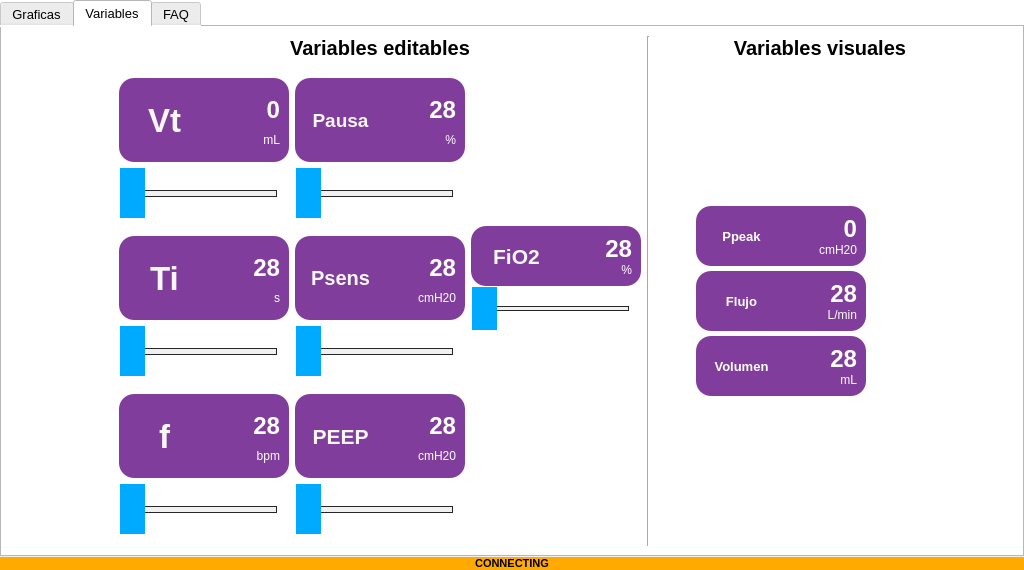
Old version of the form _main_.ui in the repository JulianDuque97/EPI.
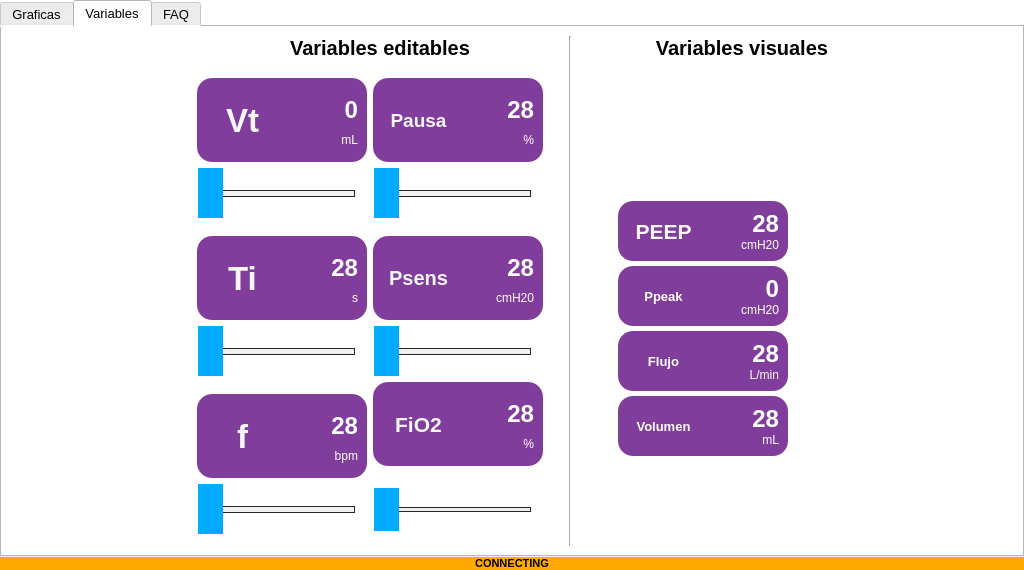
New version of the form. The open tabs and pages were chosen to show the change. Icons and pictures are not drawn. Custom widgets are drawn as their Qt base class.

What changed in the file:
```diff
--- a/_main_.ui
+++ b/_main_.ui
@@ -1619,8 +1619,132 @@
                <number>0</number>
               </property>
               <property name="bottomMargin">
-               <number>150</number>
+               <number>90</number>
               </property>
+              <item>
+               <widget class="QFrame" name="frame_39">
+                <property name="minimumSize">
+                 <size>
+                  <width>170</width>
+                  <height>0</height>
+                 </size>
+                </property>
+                <property name="maximumSize">
+                 <size>
+                  <width>185</width>
+                  <height>84</height>
+                 </size>
+                </property>
+                <property name="styleSheet">
+                 <string notr="true">border-radius: 15px;
+background-color: rgb(129, 61, 156);
+color: rgb(255, 255, 255);
+</string>
+                </property>
+                <property name="frameShape">
+                 <enum>QFrame::Box</enum>
+                </property>
+                <property name="frameShadow">
+                 <enum>QFrame::Raised</enum>
+                </property>
+                <property name="lineWidth">
+                 <number>-17</number>
+                </property>
+                <property name="midLineWidth">
+                 <number>-8</number>
+                </property>
+                <layout class="QGridLayout" name="gridLayout_36">
+                 <item row="0" column="1">
+                  <layout class="QVBoxLayout" name="verticalLayout_60">
+                   <property name="spacing">
+                    <number>0</number>
+                   </property>
+                   <item>
+                    <widget class="QLabel" name="f_label_2">
+                     <property name="font">
+                      <font>
+                       <pointsize>18</pointsize>
+                       <weight>75</weight>
+                       <bold>true</bold>
+                      </font>
+                     </property>
+                     <property name="lineWidth">
+                      <number>1</number>
+                     </property>
+                     <property name="text">
+                      <string>28</string>
+                     </property>
+                     <property name="alignment">
+                      <set>Qt::AlignRight|Qt::AlignTrailing|Qt::AlignVCenter</set>
+                     </property>
+                    </widget>
+                   </item>
+                   <item>
+                    <widget class="QLabel" name="label_66">
+                     <property name="maximumSize">
+                      <size>
+                       <width>16777215</width>
+                       <height>20</height>
+                      </size>
+                     </property>
+                     <property name="font">
+                      <font>
+                       <pointsize>9</pointsize>
+                      </font>
+                     </property>
+                     <property name="text">
+                      <string>cmH20</string>
+                     </property>
+                     <property name="alignment">
+                      <set>Qt::AlignRight|Qt::AlignTop|Qt::AlignTrailing</set>
+                     </property>
+                    </widget>
+                   </item>
+                  </layout>
+                 </item>
+                 <item row="0" column="0">
+                  <widget class="QPushButton" name="f__pushButton_2">
+                   <property name="minimumSize">
+                    <size>
+                     <width>60</width>
+                     <height>0</height>
+                    </size>
+                   </property>
+                   <property name="maximumSize">
+                    <size>
+                     <width>16777215</width>
+                     <height>80</height>
+                    </size>
+                   </property>
+                   <property name="font">
+                    <font>
+                     <pointsize>16</pointsize>
+                     <weight>75</weight>
+                     <bold>true</bold>
+                    </font>
+                   </property>
+                   <property name="styleSheet">
+                    <string notr="true">QPushButton{
+	color: rgb(247, 247, 247);
+
+	
+}
+
+QPushButton:hover {background-color: rgb(51, 209, 122);}
+
+QPushButton:hover:!pressed
+{
+  border: 1.5px solid black;
+}</string>
+                   </property>
+                   <property name="text">
+                    <string>PEEP</string>
+                   </property>
+                  </widget>
+                 </item>
+                </layout>
+               </widget>
+              </item>
               <item>
                <widget class="QFrame" name="frame_34">
                 <property name="minimumSize">
@@ -2910,12 +3034,8 @@
                   </property>
                  </widget>
                 </item>
-               </layout>
-              </item>
-              <item>
-               <layout class="QVBoxLayout" name="verticalLayout_15">
                 <item>
-                 <widget class="QFrame" name="frame_39">
+                 <widget class="QFrame" name="frame_26">
                   <property name="minimumSize">
                    <size>
                     <width>170</width>
@@ -2946,9 +3066,9 @@
                   <property name="midLineWidth">
                    <number>-8</number>
                   </property>
-                  <layout class="QGridLayout" name="gridLayout_36">
+                  <layout class="QGridLayout" name="gridLayout_37">
                    <item row="0" column="0">
-                    <widget class="QPushButton" name="f__pushButton_2">
+                    <widget class="QPushButton" name="Vt_pushButton_4">
                      <property name="minimumSize">
                       <size>
                        <width>60</width>
@@ -2983,17 +3103,17 @@
 }</string>
                      </property>
                      <property name="text">
-                      <string>PEEP</string>
+                      <string>FiO2</string>
                      </property>
                     </widget>
                    </item>
                    <item row="0" column="1">
-                    <layout class="QVBoxLayout" name="verticalLayout_60">
+                    <layout class="QVBoxLayout" name="verticalLayout_61">
                      <property name="spacing">
                       <number>0</number>
                      </property>
                      <item>
-                      <widget class="QLabel" name="f_label_2">
+                      <widget class="QLabel" name="Vt_label_7">
                        <property name="font">
                         <font>
                          <pointsize>18</pointsize>
@@ -3013,7 +3133,7 @@
                       </widget>
                      </item>
                      <item>
-                      <widget class="QLabel" name="label_66">
+                      <widget class="QLabel" name="label_67">
                        <property name="maximumSize">
                         <size>
                          <width>16777215</width>
@@ -3026,7 +3146,7 @@
                         </font>
                        </property>
                        <property name="text">
-                        <string>cmH20</string>
+                        <string>%</string>
                        </property>
                        <property name="alignment">
                         <set>Qt::AlignRight|Qt::AlignTop|Qt::AlignTrailing</set>
@@ -3038,215 +3158,7 @@
                   </layout>
                  </widget>
                 </item>
-                <item>
-                 <widget class="QSlider" name="altura_slider_8">
-                  <property name="maximumSize">
-                   <size>
-                    <width>16777215</width>
-                    <height>50</height>
-                   </size>
-                  </property>
-                  <property name="font">
-                   <font>
-                    <pointsize>8</pointsize>
-                   </font>
-                  </property>
-                  <property name="styleSheet">
-                   <string notr="true">.QSlider {
-    height: 40px;
-  
-}
-
-.QSlider::groove:horizontal {
-    border: 1px solid #262626;
-    height: 5px;
-	background-color: rgb(240, 240, 240);
-    margin: 0 12px;
-}
-
-.QSlider::handle:horizontal {
-   
-	
-	background-color: rgb(0, 170, 255);
-    width: 25px;
-    height: 20px;
-    margin: -24px -12px;
-}</string>
-                  </property>
-                  <property name="minimum">
-                   <number>140</number>
-                  </property>
-                  <property name="maximum">
-                   <number>200</number>
-                  </property>
-                  <property name="singleStep">
-                   <number>1</number>
-                  </property>
-                  <property name="value">
-                   <number>140</number>
-                  </property>
-                  <property name="orientation">
-                   <enum>Qt::Horizontal</enum>
-                  </property>
-                  <property name="tickPosition">
-                   <enum>QSlider::NoTicks</enum>
-                  </property>
-                 </widget>
-                </item>
                </layout>
-              </item>
-             </layout>
-            </item>
-            <item>
-             <layout class="QVBoxLayout" name="verticalLayout_17">
-              <property name="spacing">
-               <number>0</number>
-              </property>
-              <property name="topMargin">
-               <number>0</number>
-              </property>
-              <property name="bottomMargin">
-               <number>0</number>
-              </property>
-              <item>
-               <spacer name="verticalSpacer_2">
-                <property name="orientation">
-                 <enum>Qt::Vertical</enum>
-                </property>
-                <property name="sizeType">
-                 <enum>QSizePolicy::Fixed</enum>
-                </property>
-                <property name="sizeHint" stdset="0">
-                 <size>
-                  <width>20</width>
-                  <height>160</height>
-                 </size>
-                </property>
-               </spacer>
-              </item>
-              <item>
-               <widget class="QFrame" name="frame_26">
-                <property name="minimumSize">
-                 <size>
-                  <width>170</width>
-                  <height>0</height>
-                 </size>
-                </property>
-                <property name="maximumSize">
-                 <size>
-                  <width>185</width>
-                  <height>84</height>
-                 </size>
-                </property>
-                <property name="styleSheet">
-                 <string notr="true">border-radius: 15px;
-background-color: rgb(129, 61, 156);
-color: rgb(255, 255, 255);
-</string>
-                </property>
-                <property name="frameShape">
-                 <enum>QFrame::Box</enum>
-                </property>
-                <property name="frameShadow">
-                 <enum>QFrame::Raised</enum>
-                </property>
-                <property name="lineWidth">
-                 <number>-17</number>
-                </property>
-                <property name="midLineWidth">
-                 <number>-8</number>
-                </property>
-                <layout class="QGridLayout" name="gridLayout_37">
-                 <item row="0" column="0">
-                  <widget class="QPushButton" name="Vt_pushButton_4">
-                   <property name="minimumSize">
-                    <size>
-                     <width>60</width>
-                     <height>0</height>
-                    </size>
-                   </property>
-                   <property name="maximumSize">
-                    <size>
-                     <width>16777215</width>
-                     <height>80</height>
-                    </size>
-                   </property>
-                   <property name="font">
-                    <font>
-                     <pointsize>16</pointsize>
-                     <weight>75</weight>
-                     <bold>true</bold>
-                    </font>
-                   </property>
-                   <property name="styleSheet">
-                    <string notr="true">QPushButton{
-	color: rgb(247, 247, 247);
-
-	
-}
-
-QPushButton:hover {background-color: rgb(51, 209, 122);}
-
-QPushButton:hover:!pressed
-{
-  border: 1.5px solid black;
-}</string>
-                   </property>
-                   <property name="text">
-                    <string>FiO2</string>
-                   </property>
-                  </widget>
-                 </item>
-                 <item row="0" column="1">
-                  <layout class="QVBoxLayout" name="verticalLayout_61">
-                   <property name="spacing">
-                    <number>0</number>
-                   </property>
-                   <item>
-                    <widget class="QLabel" name="Vt_label_7">
-                     <property name="font">
-                      <font>
-                       <pointsize>18</pointsize>
-                       <weight>75</weight>
-                       <bold>true</bold>
-                      </font>
-                     </property>
-                     <property name="lineWidth">
-                      <number>1</number>
-                     </property>
-                     <property name="text">
-                      <string>28</string>
-                     </property>
-                     <property name="alignment">
-                      <set>Qt::AlignRight|Qt::AlignTrailing|Qt::AlignVCenter</set>
-                     </property>
-                    </widget>
-                   </item>
-                   <item>
-                    <widget class="QLabel" name="label_67">
-                     <property name="maximumSize">
-                      <size>
-                       <width>16777215</width>
-                       <height>20</height>
-                      </size>
-                     </property>
-                     <property name="font">
-                      <font>
-                       <pointsize>9</pointsize>
-                      </font>
-                     </property>
-                     <property name="text">
-                      <string>%</string>
-                     </property>
-                     <property name="alignment">
-                      <set>Qt::AlignRight|Qt::AlignTop|Qt::AlignTrailing</set>
-                     </property>
-                    </widget>
-                   </item>
-                  </layout>
-                 </item>
-                </layout>
-               </widget>
               </item>
               <item>
                <widget class="QSlider" name="altura_slider_9">
@@ -3302,6 +3214,35 @@
                  <enum>QSlider::NoTicks</enum>
                 </property>
                </widget>
+              </item>
+             </layout>
+            </item>
+            <item>
+             <layout class="QVBoxLayout" name="verticalLayout_17">
+              <property name="spacing">
+               <number>0</number>
+              </property>
+              <property name="topMargin">
+               <number>0</number>
+              </property>
+              <property name="bottomMargin">
+               <number>0</number>
+              </property>
+              <item>
+               <spacer name="verticalSpacer_2">
+                <property name="orientation">
+                 <enum>Qt::Vertical</enum>
+                </property>
+                <property name="sizeType">
+                 <enum>QSizePolicy::Fixed</enum>
+                </property>
+                <property name="sizeHint" stdset="0">
+                 <size>
+                  <width>20</width>
+                  <height>160</height>
+                 </size>
+                </property>
+               </spacer>
               </item>
               <item>
                <spacer name="verticalSpacer_3">
```
